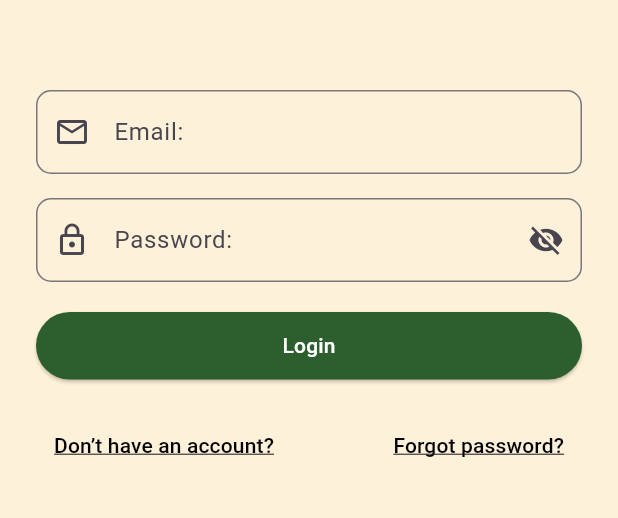
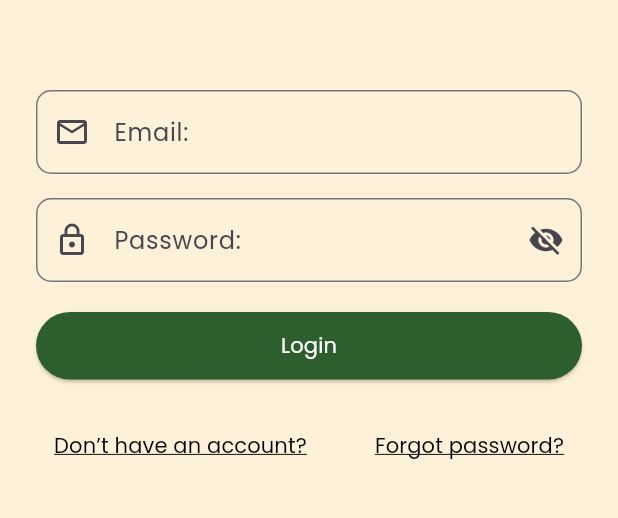
Before and after one commit to keremsirtikizil/CS310_Project, a Flutter app: the screen it shows after launch, on a phone screen of 412 x 824 dp, the part 180-698 px from its top. Run offline on Flutter 3.47's test engine with Material 3 defaults, Android fonts, the phone set to English and light mode, and no system bars; our stand-ins replace email_validator, fl_chart; missing offline and left inert: mobile_scanner.

Commit message:
Added Popping fonts

```diff
--- a/lib/main.dart
+++ b/lib/main.dart
@@ -25,6 +25,9 @@ class MyApp extends StatelessWidget {
       debugShowCheckedModeBanner: false,
       title: 'Grocery+',
       initialRoute: "/login",
+      theme: ThemeData(
+        fontFamily: 'Poppins'
+      ),
       routes: {"/login":(context)=>LoginPage(),
               "/home":(context)=>HomePage(),
               "/financing":(context)=>ExpensesScreen(),
--- a/pubspec.yaml
+++ b/pubspec.yaml
@@ -34,3 +34,7 @@ flutter:
     - assets/images/alfredo.png
     - assets/images/bell_peppers.png
     - assets/images/chicken_salad.png
+  fonts:
+    - family: Poppins
+      fonts:
+        - asset: assets/fonts/Poppins-Regular.ttf
```
Also changed, not shown: assets/fonts/Poppins-Regular.ttf (added).
